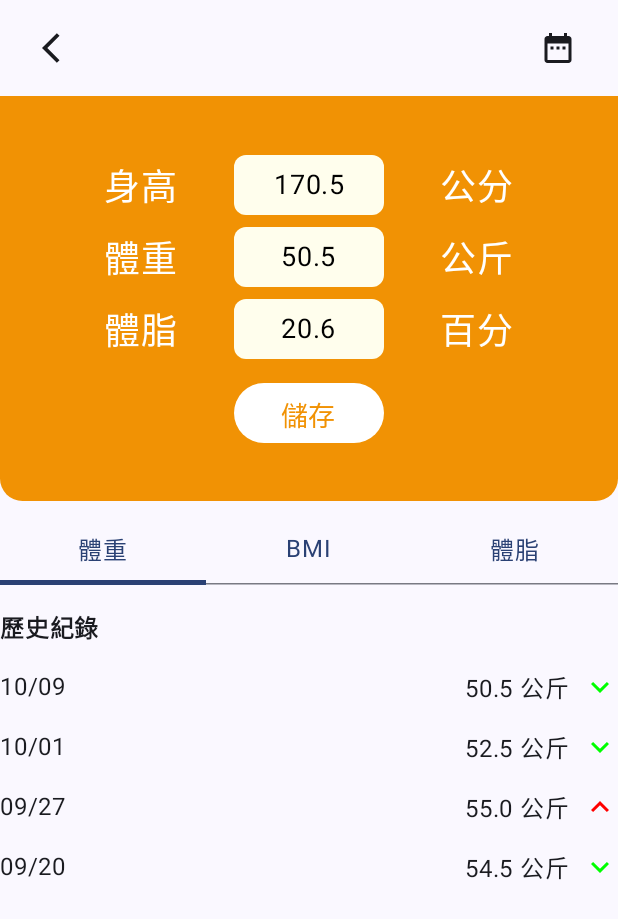
After one commit to junshin4211/HealthHelper, an Android app built with Jetpack Compose: the composable WeightScreen shown on its own in the app's theme, on a phone screen of 412 x 824 dp. The commit adds this screen. Shown: the top 919 px of the screen. Run offline under Robolectric (Android 15) with nearby library versions, the phone set to English and light mode, and no system bars.

Commit message:
add personScreen

```diff
--- /dev/null
+++ b/app/src/main/java/com/example/healthhelper/person/WeightScreen.kt
@@ -0,0 +1,265 @@
+package com.example.healthhelper.person
+
+import androidx.compose.foundation.background
+import androidx.compose.foundation.layout.Arrangement
+import androidx.compose.foundation.layout.Box
+import androidx.compose.foundation.layout.Column
+import androidx.compose.foundation.layout.Row
+import androidx.compose.foundation.layout.Spacer
+import androidx.compose.foundation.layout.fillMaxSize
+import androidx.compose.foundation.layout.fillMaxWidth
+import androidx.compose.foundation.layout.height
+import androidx.compose.foundation.layout.padding
+import androidx.compose.foundation.layout.size
+import androidx.compose.foundation.layout.width
+import androidx.compose.foundation.lazy.LazyColumn
+import androidx.compose.foundation.lazy.items
+import androidx.compose.foundation.shape.RoundedCornerShape
+import androidx.compose.material.icons.Icons
+import androidx.compose.material.icons.filled.DateRange
+import androidx.compose.material.icons.filled.KeyboardArrowDown
+import androidx.compose.material.icons.filled.KeyboardArrowUp
+import androidx.compose.material3.Button
+import androidx.compose.material3.ButtonDefaults
+import androidx.compose.material3.Icon
+import androidx.compose.material3.IconButton
+import androidx.compose.material3.Tab
+import androidx.compose.material3.TabRow
+import androidx.compose.material3.Text
+import androidx.compose.runtime.Composable
+import androidx.compose.runtime.getValue
+import androidx.compose.runtime.mutableStateOf
+import androidx.compose.runtime.remember
+import androidx.compose.runtime.setValue
+import androidx.compose.ui.Alignment
+import androidx.compose.ui.Modifier
+import androidx.compose.ui.draw.clip
+import androidx.compose.ui.graphics.Color
+import androidx.compose.ui.res.colorResource
+import androidx.compose.ui.res.painterResource
+import androidx.compose.ui.res.stringResource
+import androidx.compose.ui.text.font.FontWeight
+import androidx.compose.ui.tooling.preview.Preview
+import androidx.compose.ui.unit.dp
+import androidx.compose.ui.unit.sp
+import com.example.healthhelper.R
+
+
+@Composable
+fun WeightScreen() {
+    Column(
+        modifier = Modifier
+            .fillMaxSize()
+    ) {
+        Row(
+            modifier = Modifier
+                .fillMaxWidth()
+                .padding(16.dp, 8.dp),
+            horizontalArrangement = Arrangement.SpaceBetween,
+            verticalAlignment = Alignment.CenterVertically
+        ) {
+            IconButton(onClick = { /* Handle back navigation */ }) {
+                Icon(
+                    painter = painterResource(R.drawable.baseline_arrow_back_ios_24),
+                    contentDescription = "Back"
+                )
+            }
+            IconButton(onClick = { /* Handle calendar */ }) {
+                Icon(Icons.Default.DateRange, contentDescription = "Calendar")
+            }
+        }
+        Box(
+            modifier = Modifier
+                .height(270.dp)
+                .width(412.dp)
+                .background(
+                    colorResource(R.color.primarycolor),
+                    shape = RoundedCornerShape(0.dp, 0.dp, 15.dp, 15.dp)
+                )
+        ) {
+            Column(
+                modifier = Modifier
+                    .padding(16.dp)
+                    .fillMaxSize(),
+                horizontalAlignment = Alignment.CenterHorizontally,
+                verticalArrangement = Arrangement.Center
+            ) {
+                MeasurementRow("身高", "170.5", "公分")
+                Spacer(modifier = Modifier.height(8.dp))
+                MeasurementRow("體重", "50.5", "公斤")
+                Spacer(modifier = Modifier.height(8.dp))
+                MeasurementRow("體脂", "20.6", "百分")
+                Spacer(modifier = Modifier.height(16.dp))
+
+                Button(
+                    onClick = { /* Handle save */ },
+                    modifier = Modifier
+                        .width(100.dp)
+                        .height(40.dp)
+                        .clip(RoundedCornerShape(20.dp)),
+                    colors = ButtonDefaults.buttonColors(containerColor = Color.White)
+                ) {
+                    Text(stringResource(R.string.save), color = colorResource(R.color.primarycolor), fontSize = 18.sp)
+                }
+            }
+        }
+
+        // Tab Row
+        var selectedTab by remember { mutableStateOf(0) }
+        TabRow(
+            selectedTabIndex = selectedTab,
+            modifier = Modifier.padding(vertical = 8.dp)
+        ) {
+            Tab(
+                selected = selectedTab == 0,
+                onClick = { selectedTab = 0 }
+            ) {
+                Text("體重", modifier = Modifier.padding(vertical = 12.dp))
+            }
+            Tab(
+                selected = selectedTab == 1,
+                onClick = { selectedTab = 1 }
+            ) {
+                Text("BMI", modifier = Modifier.padding(vertical = 12.dp))
+            }
+            Tab(
+                selected = selectedTab == 2,
+                onClick = { selectedTab = 2 }
+            ) {
+                Text("體脂", modifier = Modifier.padding(vertical = 12.dp))
+            }
+        }
+
+//         Chart Section
+//        Box(
+//            modifier = Modifier
+//                .fillMaxWidth()
+//                .height(200.dp)
+//                .padding(vertical = 8.dp)
+//        ) {
+//            val dataPoints = listOf(
+//                LineData(54.5f,"9/20"),
+//                LineData( 55.0f,"9/27"),
+//                LineData(52.5f,"10/1"),
+//                LineData(50.5f,"10/9")
+//            )
+//
+//            val dataCollection = ChartDataCollection(
+//                data = dataPoints
+//            )
+//            val axisConfig = AxisConfig(
+//                showAxes = true,
+//                showGridLines = true,
+//                showGridLabel = true,
+//                axisStroke = 1f,
+//                minLabelCount = 4,
+//                axisColor = Color(0xFF2196F3),
+//                gridColor = Color.LightGray.copy(alpha = 0.5f)
+//            )
+//
+//            LineChart(
+//                dataCollection = dataCollection,
+//                modifier = Modifier
+//                    .fillMaxWidth()
+//                    .padding(16.dp),
+//                padding = 16.dp,
+//                axisConfig = axisConfig,
+//                radiusScale = 0.02f,
+//                lineConfig = LineConfig(
+//                    hasSmoothCurve = true,
+//                    hasDotMarker = true,
+//                    strokeSize = 2f
+//                ),
+//                chartColors = LineChartColors(
+//                    lineColor = listOf(Color(0xFF2196F3)),
+//                    dotColor = listOf(Color(0xFF2196F3)),
+//                    backgroundColors = listOf(Color.Transparent)
+//                )
+//            )
+//        }
+
+        Text(
+            stringResource(R.string.historyRecord),
+            fontWeight = FontWeight.Bold,
+            modifier = Modifier.padding(vertical = 8.dp)
+        )
+
+        LazyColumn {
+            items(historyItems) { item ->
+                HistoryItem(item)
+            }
+        }
+    }
+}
+
+
+@Composable
+fun MeasurementRow(label: String, value: String, unit: String) {
+    Row(
+        modifier = Modifier
+            .fillMaxWidth()
+            .padding(horizontal = 16.dp),
+        horizontalArrangement = Arrangement.SpaceEvenly,
+        verticalAlignment = Alignment.CenterVertically
+    ) {
+        Text(text = label, color = Color.White, fontSize = 24.sp)
+        Box(
+            modifier = Modifier
+                .size(100.dp, 40.dp)
+                .background(colorResource(R.color.backgroundcolor), RoundedCornerShape(8.dp)),
+            contentAlignment = Alignment.Center
+        ) {
+            Text(text = value, color = Color.Black, fontSize = 18.sp)
+        }
+        Text(text = unit, color = Color.White, fontSize = 24.sp)
+    }
+}
+
+@Composable
+fun HistoryItem(item: HistoryData) {
+    Row(
+        modifier = Modifier
+            .fillMaxWidth()
+            .padding(vertical = 8.dp),
+        horizontalArrangement = Arrangement.SpaceBetween
+    ) {
+        Text(item.date)
+        Row(verticalAlignment = Alignment.CenterVertically) {
+            Text(
+                "${item.weight} 公斤",
+                modifier = Modifier.padding(end = 8.dp)
+            )
+            Icon(
+                if (item.trend == Trend.UP) Icons.Default.KeyboardArrowUp
+                else Icons.Default.KeyboardArrowDown,
+                contentDescription = "Trend",
+                tint = if (item.trend == Trend.UP) Color.Red else Color.Green
+            )
+        }
+    }
+}
+
+data class HistoryData(
+    val date: String,
+    val weight: Double,
+    val trend: Trend,
+)
+
+enum class Trend {
+    UP, DOWN
+}
+
+val historyItems = listOf(
+    HistoryData("10/09", 50.5, Trend.DOWN),
+    HistoryData("10/01", 52.5, Trend.DOWN),
+    HistoryData("09/27", 55.0, Trend.UP),
+    HistoryData("09/20", 54.5, Trend.DOWN)
+)
+
+@Preview(showBackground = true)
+@Composable
+fun WeightPreview() {
+
+        WeightScreen()
+
+}
--- /dev/null
+++ b/app/src/main/res/drawable/baseline_arrow_back_ios_24.xml
@@ -0,0 +1,5 @@
+<vector xmlns:android="http://schemas.android.com/apk/res/android" android:autoMirrored="true" android:height="24dp" android:tint="#525252" android:viewportHeight="24" android:viewportWidth="24" android:width="24dp">
+
+    <path android:fillColor="@android:color/white" android:pathData="M11.67,3.87L9.9,2.1 0,12l9.9,9.9 1.77,-1.77L3.54,12z"/>
+
+</vector>
--- a/app/src/main/res/values/strings.xml
+++ b/app/src/main/res/values/strings.xml
@@ -97,4 +97,6 @@
     <string name="editPhoto">編輯頭相照片</string>
     <string name="takePicture">拍攝照片</string>
     <string name="choosePicture">選擇照片</string>
+    <string name="save">儲存</string>
+    <string name="historyRecord">歷史紀錄</string>
 </resources>
```
Also changed, not shown: app/src/main/java/com/example/healthhelper/person/AchievementScreen.kt (added, +7 -0 lines), app/src/main/java/com/example/healthhelper/person/MainPersonScreen.kt (added, +32 -0 lines), app/src/main/java/com/example/healthhelper/person/PersonScreen.kt (added, +153 -0 lines), app/src/main/java/com/example/healthhelper/person/PersonScreenEnum.kt (added, +7 -0 lines).
